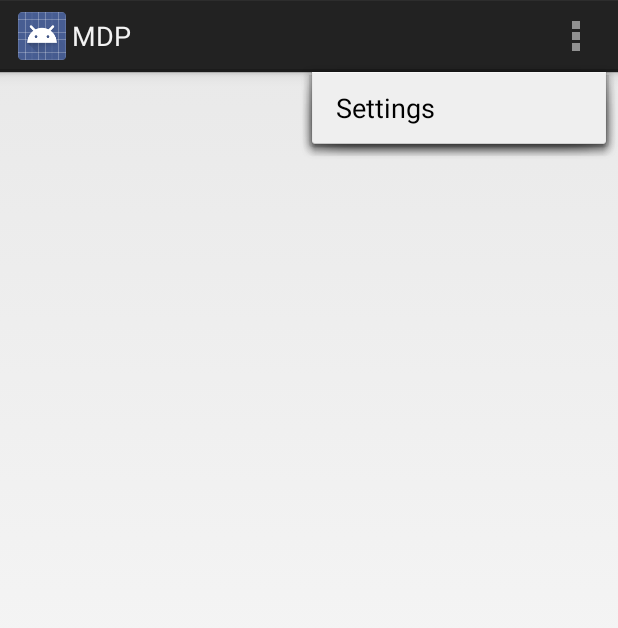
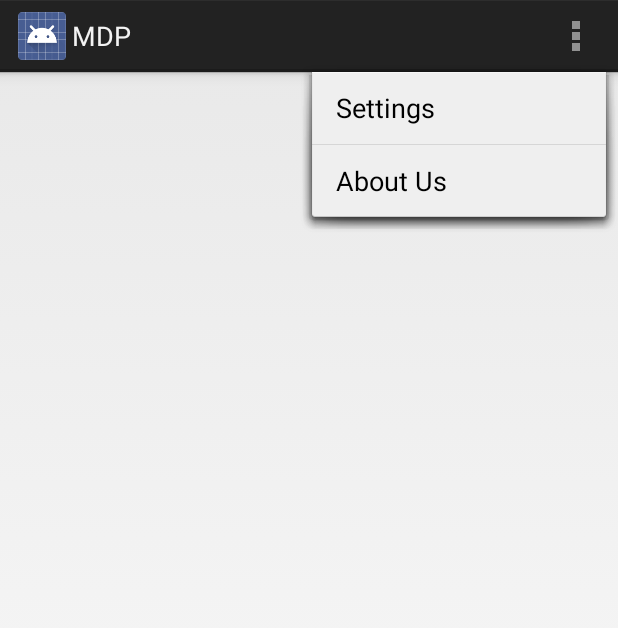
Before and after one commit to MDP-Team/MDP-Assignment, an Android app: the screen it shows after launch (MainActivity), with the options menu open, on a phone screen of 412 x 824 dp. Shown: the top 628 px of the screen. Run offline under Robolectric (Android 15) with nearby library versions, the phone set to English and light mode, and no system bars; 5 statements that could not run were skipped.

Commit message:
Added About Us button in Action Bar All Available buttons (Array of Drawer and Action Bar) have Toast Notifcation for testing purposes Preparation of Strings for the Checkboxes (main.xml)

```diff
--- a/app/src/main/res/menu/main.xml
+++ b/app/src/main/res/menu/main.xml
@@ -3,6 +3,14 @@
     tools:context=".MainActivity" >
     <item android:id="@+id/action_settings"
         android:title="@string/action_settings"
-        android:orderInCategory="100"
+        android:orderInCategory="1"
+        android:showAsAction="never"
+        />
+
+    <item android:id="@+id/action_aboutUs"
+        android:textSize="12sp"
+        android:title="About Us"
+        android:orderInCategory="2"
         android:showAsAction="never" />
+
 </menu>
--- /dev/null
+++ b/app/src/main/res/values-v14/styles.xml
@@ -0,0 +1,7 @@
+<?xml version="1.0" encoding="utf-8"?>
+<resources>
+
+    <style name="AppTheme" parent="android:Theme.Holo.Light.DarkActionBar">
+        <!-- Customize your theme here. -->
+    </style>
+</resources>
```
Also changed, not shown: 3 other files.
